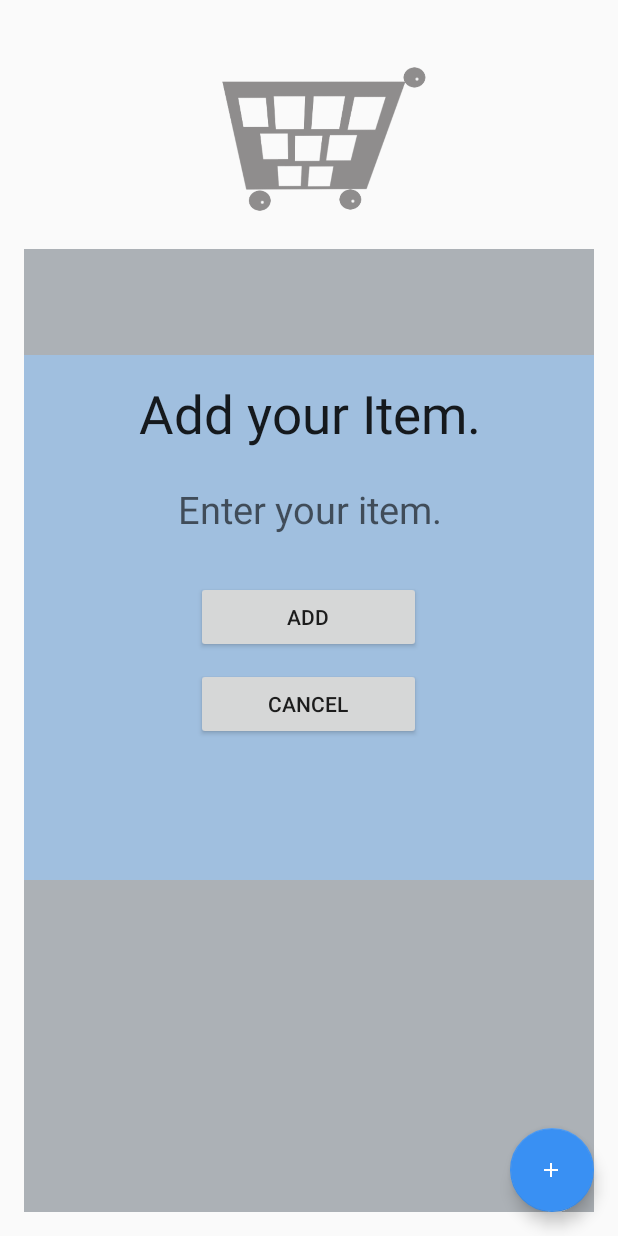
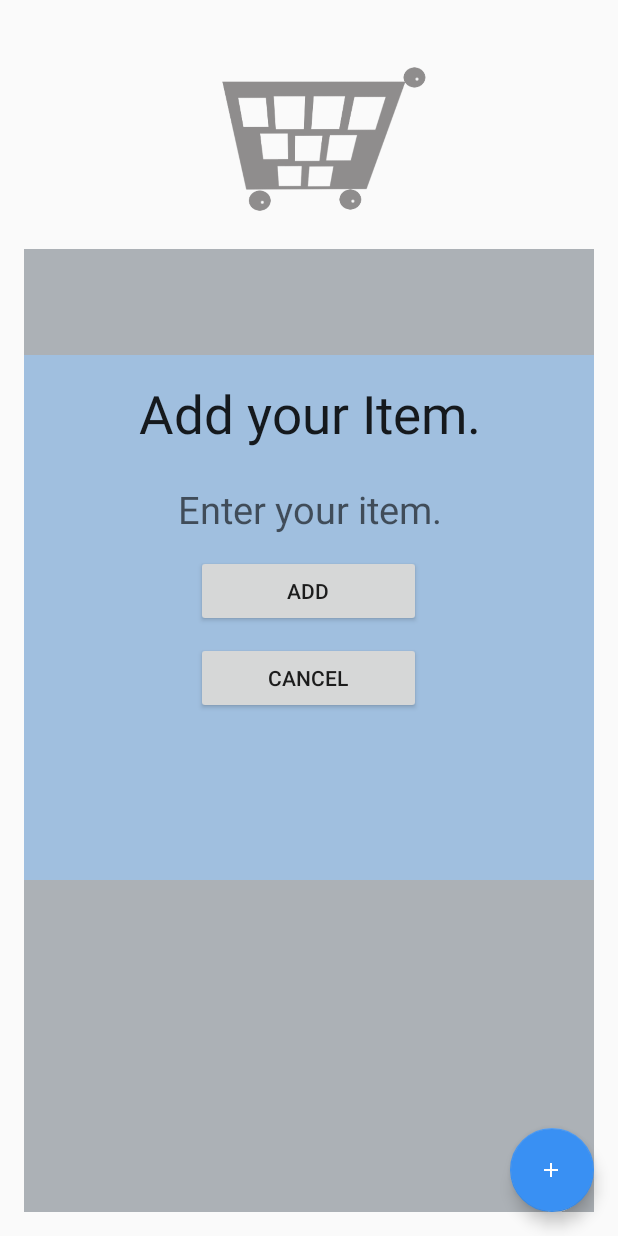
Before and after one commit to aliitani/Grocery_List, an Android app: the screen it shows after launch (MainActivity), after a tap on "No items to view.", on a phone screen of 412 x 824 dp. Run offline under Robolectric (Android 15) with nearby library versions, the phone set to English and light mode, and no system bars.

Commit message:
fixed layout issue in content_main

```diff
--- a/app/src/main/res/layout/content_main.xml
+++ b/app/src/main/res/layout/content_main.xml
@@ -93,7 +93,8 @@
             android:background="@null"
             android:hint="@string/textHint"
             android:textAlignment="center"
-            android:textSize="25dp" />
+            android:textSize="25dp"
+            android:layout_marginBottom="5dp" />
 
         <Button
             android:layout_width="150dp"
@@ -101,8 +102,8 @@
             android:text="Add"
             android:id="@+id/addButton"
             android:onClick="addGrocery"
-            android:layout_centerVertical="true"
-            android:layout_centerHorizontal="true" />
+            android:layout_below="@+id/groceriesText"
+            android:layout_alignStart="@+id/cancelButton" />
 
         <Button
             android:layout_width="150dp"
```
